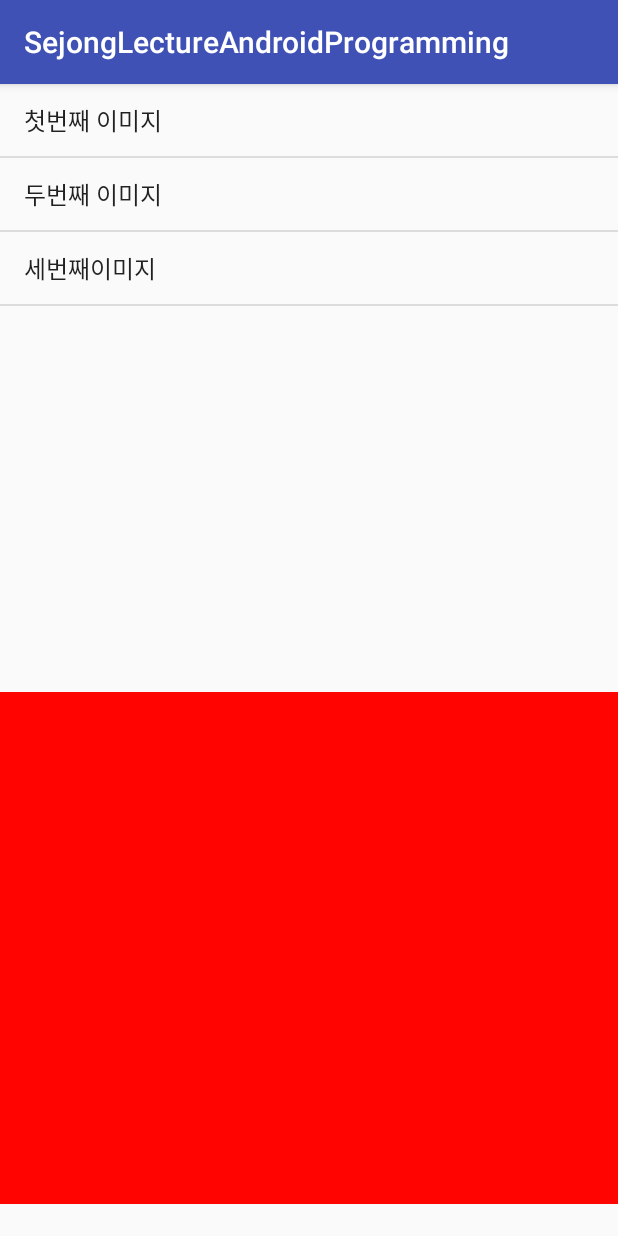
After one commit to antaehyeon/SejongLecture_AndroidProgramming, an Android app: the ImageViewFragmentActivity screen opened directly, with no data from a screen before it, on a phone screen of 412 x 824 dp. The commit adds this screen. Run offline under Robolectric (Android 15) with nearby library versions, the phone set to English and light mode, and no system bars.

Commit message:
Add ImageViewListFragmentActivity, ListFragment

```diff
--- a/Android_Lecture_example/app/src/main/AndroidManifest.xml
+++ b/Android_Lecture_example/app/src/main/AndroidManifest.xml
@@ -41,7 +41,8 @@
         <activity android:name=".ToastActivity" />
         <activity android:name=".DialogActivity" />
         <activity android:name=".ProgressBarActivity" />
-        <activity android:name=".FragmentActivity"></activity>
+        <activity android:name=".FragmentActivity" />
+        <activity android:name=".ImageViewFragmentActivity"></activity>
     </application>
 
 </manifest>
--- /dev/null
+++ b/Android_Lecture_example/app/src/main/java/com/example/hyeon/sejonglectureandroidprogramming/ImageViewFragmentActivity.java
@@ -0,0 +1,29 @@
+package com.example.hyeon.sejonglectureandroidprogramming;
+
+import android.app.FragmentManager;
+import android.support.v7.app.AppCompatActivity;
+import android.os.Bundle;
+
+public class ImageViewFragmentActivity extends AppCompatActivity implements ListFragment.ImageSelectionCallback {
+
+    ListFragment listFragment;
+    ViewerFragment viewerFragment;
+
+    int[] images = {R.drawable.dream01, R.drawable.dream02, R.drawable.dream03};
+
+    @Override
+    protected void onCreate(Bundle savedInstanceState) {
+        super.onCreate(savedInstanceState);
+        setContentView(R.layout.activity_image_view_fragment);
+
+        android.support.v4.app.FragmentManager manager = getSupportFragmentManager();
+        listFragment = (ListFragment) manager.findFragmentById(R.id.fragment_list);
+        viewerFragment = (ViewerFragment) manager.findFragmentById(R.id.fragment_viewer);
+
+    }
+
+    @Override
+    public void onImageSelected(int position) {
+        viewerFragment.setImage(images[position]);
+    }
+}
--- /dev/null
+++ b/Android_Lecture_example/app/src/main/java/com/example/hyeon/sejonglectureandroidprogramming/ListFragment.java
@@ -0,0 +1,58 @@
+package com.example.hyeon.sejonglectureandroidprogramming;
+
+import android.content.Context;
+import android.os.Bundle;
+import android.support.annotation.NonNull;
+import android.support.annotation.Nullable;
+import android.support.v4.app.Fragment;
+import android.view.LayoutInflater;
+import android.view.View;
+import android.view.ViewGroup;
+import android.widget.AdapterView;
+import android.widget.ArrayAdapter;
+import android.widget.ListView;
+
+/**
+ * Created by HYEON on 2017-12-12.
+ */
+
+public class ListFragment extends Fragment{
+    String[] values = {"첫번째 이미지", "두번째 이미지", "세번째이미지"};
+
+    public static interface ImageSelectionCallback {
+        public void onImageSelected(int position);
+    }
+
+    public ImageSelectionCallback callback;
+
+    @Override
+    public void onAttach(Context context) {
+        super.onAttach(context);
+
+        if (context instanceof ImageSelectionCallback) {
+            callback = (ImageSelectionCallback) context;
+        }
+    }
+
+    @Nullable
+    @Override
+    public View onCreateView(@NonNull LayoutInflater inflater, @Nullable ViewGroup container, @Nullable Bundle savedInstanceState) {
+        ViewGroup rootView = (ViewGroup) inflater.inflate(R.layout.fragment_list, container, false);
+
+        ListView listView = (ListView) rootView.findViewById(R.id.listView_fragment);
+        ArrayAdapter<String> adapter = new ArrayAdapter<String>(getContext(), android.R.layout.simple_list_item_1, values);
+
+        listView.setAdapter(adapter);
+
+        listView.setOnItemClickListener(new AdapterView.OnItemClickListener(){
+            @Override
+            public void onItemClick(AdapterView<?> parent, View view, int position, long id) {
+                if (callback != null) {
+                    callback.onImageSelected(position);
+                }
+            }
+        });
+
+        return rootView;
+    }
+}
--- a/Android_Lecture_example/app/src/main/java/com/example/hyeon/sejonglectureandroidprogramming/MainActivity.java
+++ b/Android_Lecture_example/app/src/main/java/com/example/hyeon/sejonglectureandroidprogramming/MainActivity.java
@@ -20,6 +20,7 @@ public class MainActivity extends AppCompatActivity {
     Button runDialogButton;
     Button runProgressBarButton;
     Button runFragmentButton;
+    Button runImageFragmentButton;
 
     @Override
     protected void onActivityResult(int requestCode, int resultCode, Intent data) {
@@ -104,5 +105,13 @@ public class MainActivity extends AppCompatActivity {
             }
         });
 
+        runImageFragmentButton = (Button) findViewById(R.id.btn_imageFragment);
+        runImageFragmentButton.setOnClickListener(new View.OnClickListener() {
+            @Override
+            public void onClick(View view) {
+                startActivity(new Intent(getApplicationContext(), ImageViewFragmentActivity.class));
+            }
+        });
+
     }
 }
--- /dev/null
+++ b/Android_Lecture_example/app/src/main/java/com/example/hyeon/sejonglectureandroidprogramming/ViewerFragment.java
@@ -0,0 +1,33 @@
+package com.example.hyeon.sejonglectureandroidprogramming;
+
+import android.media.Image;
+import android.os.Bundle;
+import android.support.annotation.NonNull;
+import android.support.annotation.Nullable;
+import android.support.v4.app.Fragment;
+import android.view.LayoutInflater;
+import android.view.View;
+import android.view.ViewGroup;
+import android.widget.ImageView;
+
+/**
+ * Created by HYEON on 2017-12-12.
+ */
+
+public class ViewerFragment extends Fragment {
+    ImageView imageView;
+
+    @Nullable
+    @Override
+    public View onCreateView(@NonNull LayoutInflater inflater, @Nullable ViewGroup container, @Nullable Bundle savedInstanceState) {
+        ViewGroup rootView = (ViewGroup) inflater.inflate(R.layout.fragment_viewer, container, false);
+
+        imageView = (ImageView) rootView.findViewById(R.id.imgView_fragment);
+
+        return rootView;
+    }
+
+    public void setImage(int resId) {
+        imageView.setImageResource(resId);
+    }
+}
--- /dev/null
+++ b/Android_Lecture_example/app/src/main/res/layout/activity_image_view_fragment.xml
@@ -0,0 +1,27 @@
+<?xml version="1.0" encoding="utf-8"?>
+<LinearLayout xmlns:android="http://schemas.android.com/apk/res/android"
+    xmlns:app="http://schemas.android.com/apk/res-auto"
+    xmlns:tools="http://schemas.android.com/tools"
+    android:layout_width="match_parent"
+    android:layout_height="match_parent"
+    android:orientation="vertical">
+
+    <fragment
+        android:id="@+id/fragment_list"
+        android:layout_width="match_parent"
+        android:layout_height="match_parent"
+        android:layout_weight="1"
+        android:name="com.example.hyeon.sejonglectureandroidprogramming.ListFragment">
+
+    </fragment>
+
+    <fragment
+        android:id="@+id/fragment_viewer"
+        android:layout_width="match_parent"
+        android:layout_height="match_parent"
+        android:layout_weight="1"
+        android:name="com.example.hyeon.sejonglectureandroidprogramming.ViewerFragment">
+
+    </fragment>
+
+</LinearLayout>
--- a/Android_Lecture_example/app/src/main/res/layout/activity_main.xml
+++ b/Android_Lecture_example/app/src/main/res/layout/activity_main.xml
@@ -63,6 +63,12 @@
                 android:layout_width="wrap_content"
                 android:layout_height="wrap_content"
                 android:text="Fragment"/>
+
+            <Button
+                android:id="@+id/btn_imageFragment"
+                android:layout_width="wrap_content"
+                android:layout_height="wrap_content"
+                android:text="IMG Fragment"/>
         </TableRow>
     </TableLayout>
 
--- /dev/null
+++ b/Android_Lecture_example/app/src/main/res/layout/fragment_list.xml
@@ -0,0 +1,12 @@
+<?xml version="1.0" encoding="utf-8"?>
+<LinearLayout
+    xmlns:android="http://schemas.android.com/apk/res/android"
+    android:layout_width="match_parent"
+    android:layout_height="match_parent">
+
+    <ListView
+        android:id="@+id/listView_fragment"
+        android:layout_width="match_parent"
+        android:layout_height="match_parent"></ListView>
+
+</LinearLayout>
--- /dev/null
+++ b/Android_Lecture_example/app/src/main/res/layout/fragment_viewer.xml
@@ -0,0 +1,15 @@
+<?xml version="1.0" encoding="utf-8"?>
+<LinearLayout
+    xmlns:android="http://schemas.android.com/apk/res/android"
+    android:layout_width="match_parent"
+    android:layout_height="match_parent"
+    android:orientation="vertical">
+
+    <ImageView
+        android:id="@+id/imgView_fragment"
+        android:layout_width="match_parent"
+        android:layout_height="match_parent"
+        android:src="@drawable/red"
+        />
+
+</LinearLayout>
```
Also changed, not shown: Android_Lecture_example/app/src/main/res/drawable/dream01.jpg (added), Android_Lecture_example/app/src/main/res/drawable/dream02.jpg (added), Android_Lecture_example/app/src/main/res/drawable/dream03.jpg (added), Android_Lecture_example/app/src/main/res/drawable/reload.png (added), Android_Lecture_example/app/src/main/res/drawable/search.png (added), Android_Lecture_example/app/src/main/res/drawable/settings.png (added).
